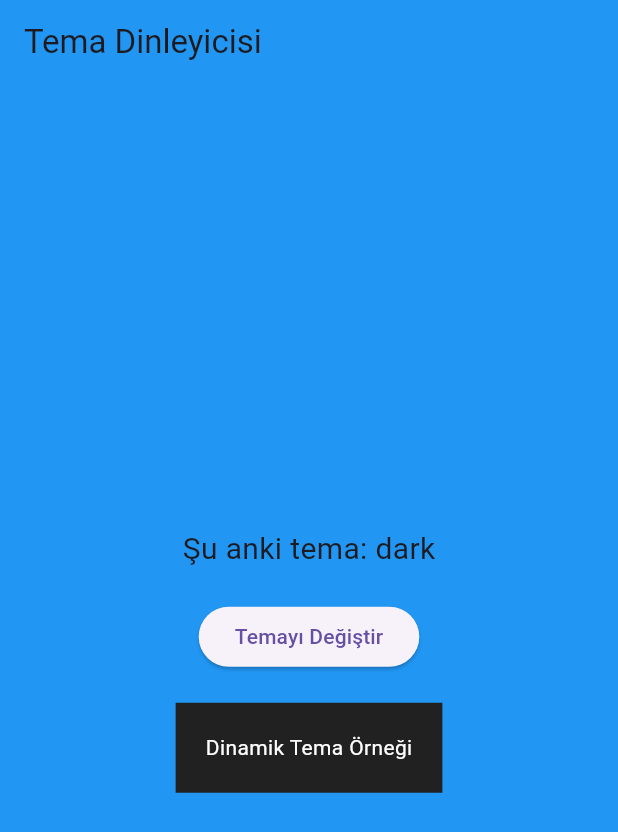
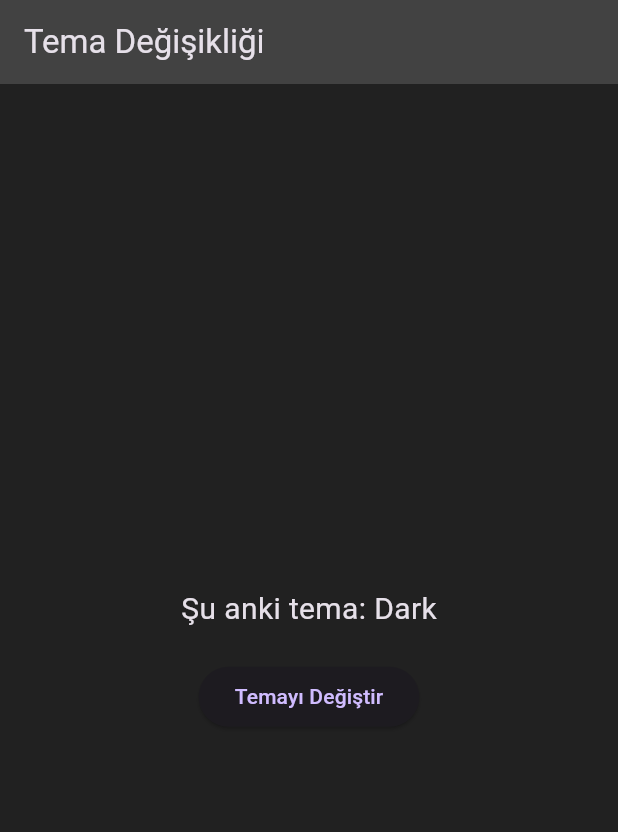
Before and after one commit to cuneytaykac/Flutter-Method-Channel---Theme-Change, a Flutter app: the screen it shows after launch, after a tap on "Temayı Değiştir", on a phone screen of 412 x 824 dp. Shown: the top 832 px of the screen. Run offline on Flutter 3.47's test engine with Material 3 defaults, Android fonts, the phone set to English and light mode, and no system bars.

```diff
--- a/lib/main.dart
+++ b/lib/main.dart
@@ -5,86 +5,61 @@ void main() {
   runApp(const MyApp());
 }
 
-class MyApp extends StatelessWidget {
+class MyApp extends StatefulWidget {
   const MyApp({super.key});
 
+  @override
+  State<MyApp> createState() => _MyAppState();
+}
+
+class _MyAppState extends State<MyApp> {
   @override
   Widget build(BuildContext context) {
     return MaterialApp(
       title: 'Flutter Demo',
       theme: ThemeManager.instance.getThemeData(),
-      home: ThemeListenerWidget(),
+      home: const ThemeChangePage(),
     );
   }
 }
 
-class ThemeListenerWidget extends StatefulWidget {
-  const ThemeListenerWidget({super.key});
+class ThemeChangePage extends StatefulWidget {
+  const ThemeChangePage({super.key});
 
   @override
-  _ThemeListenerWidgetState createState() => _ThemeListenerWidgetState();
+  State<ThemeChangePage> createState() => _ThemeChangePageState();
 }
 
-class _ThemeListenerWidgetState extends State<ThemeListenerWidget> {
-  // ThemeManager'ın mevcut tema durumunu takip et
-  ThemeMode _currentTheme = ThemeManager.instance.currentThemeMode;
-
-  @override
-  void initState() {
-    super.initState();
-    // ThemeManager'ın tema değişikliklerini dinle
-    _listenToThemeChanges();
-  }
-
-  void _listenToThemeChanges() {
-    // Tema değişikliği olduğunda state'i güncelle
-    ThemeManager.instance.addListener(() {
-      setState(() {
-        _currentTheme = ThemeManager.instance.currentThemeMode;
-      });
-    });
-  }
-
+class _ThemeChangePageState extends State<ThemeChangePage> {
   @override
   Widget build(BuildContext context) {
     return Scaffold(
       appBar: AppBar(
-        title: Text('Tema Dinleyicisi'),
+        title: const Text('Tema Değişikliği'),
       ),
       body: Center(
         child: Column(
           mainAxisAlignment: MainAxisAlignment.center,
           children: [
-            // Anlık tema bilgisini göster
             Text(
-              'Şu anki tema: ${_currentTheme.name}',
-              style: TextStyle(fontSize: 20),
+              'Şu anki tema: ${ThemeManager.instance.currentThemeMode == ThemeMode.dark ? 'Dark' : 'Light'}',
+              style: const TextStyle(fontSize: 20),
             ),
-            SizedBox(height: 20),
-            // Tema değiştirme butonu
+            const SizedBox(height: 20),
             ElevatedButton(
               onPressed: () {
+                // Tema değişikliği
                 ThemeManager.instance.toggleTheme();
+
+                // Widget'ı yeniden inşa et
+                setState(() {});
+
+                // Tüm uygulamada tema değişikliğini yeniden inşa et
+                (context.findAncestorStateOfType<_MyAppState>() as _MyAppState)
+                    .setState(() {});
               },
-              child: Text('Temayı Değiştir'),
+              child: const Text('Temayı Değiştir'),
             ),
-            SizedBox(height: 20),
-            // Tema durumuna göre farklı widget gösterimi
-            AnimatedContainer(
-              duration: Duration(milliseconds: 300),
-              color: _currentTheme == ThemeMode.light
-                  ? Colors.blue.shade100
-                  : Colors.grey.shade900,
-              padding: EdgeInsets.all(20),
-              child: Text(
-                'Dinamik Tema Örneği',
-                style: TextStyle(
-                  color: _currentTheme == ThemeMode.light
-                      ? Colors.black
-                      : Colors.white,
-                ),
-              ),
-            )
           ],
         ),
       ),
--- a/lib/manager/theme_manager.dart
+++ b/lib/manager/theme_manager.dart
@@ -4,10 +4,13 @@ import 'package:flutter/material.dart';
 import 'package:flutter/services.dart';
 
 class ThemeManager {
+  // Singleton instance
   static final ThemeManager _instance = ThemeManager._internal();
 
+  // Private constructor
   ThemeManager._internal();
 
+  // Getter for the singleton instance
   static ThemeManager get instance => _instance;
 
   // Method channel for theme communication
@@ -16,21 +19,8 @@ class ThemeManager {
   // Current theme mode
   ThemeMode _currentThemeMode = ThemeMode.light;
 
-  // Listener mekanizması için
-  final List<VoidCallback> _listeners = [];
-
   // Getter for current theme mode
   ThemeMode get currentThemeMode => _currentThemeMode;
-
-  // Listener ekleme metodu
-  void addListener(VoidCallback listener) {
-    _listeners.add(listener);
-  }
-
-  // Listener çıkarma metodu
-  void removeListener(VoidCallback listener) {
-    _listeners.remove(listener);
-  }
 
   // Theme change method
   Future<void> toggleTheme() async {
@@ -46,12 +36,7 @@ class ThemeManager {
       _currentThemeMode =
           newThemeMode == 'dark' ? ThemeMode.dark : ThemeMode.light;
 
-      log('Tema değiştirildi: $newThemeMode');
-
-      // Tema değiştiğinde tüm listener'ları çağır
-      for (var listener in _listeners) {
-        listener();
-      }
+      log('Tema değiştirildi: $newThemeMode $currentThemeMode');
     } on PlatformException catch (e) {
       log('Tema değişikliği hatası: ${e.message}');
     }
@@ -61,12 +46,16 @@ class ThemeManager {
   ThemeData getThemeData() {
     return _currentThemeMode == ThemeMode.light
         ? ThemeData.light().copyWith(
-            scaffoldBackgroundColor: Colors.blue,
-            appBarTheme: const AppBarTheme(color: Colors.blue),
+            scaffoldBackgroundColor: Colors.blue.shade100,
+            appBarTheme: AppBarTheme(
+              color: Colors.blue,
+            ),
           )
         : ThemeData.dark().copyWith(
-            scaffoldBackgroundColor: Colors.red,
-            appBarTheme: const AppBarTheme(color: Colors.red),
+            scaffoldBackgroundColor: Colors.grey.shade900,
+            appBarTheme: AppBarTheme(
+              color: Colors.grey.shade800,
+            ),
           );
   }
 }
```
Also changed, not shown: 1 other file.
